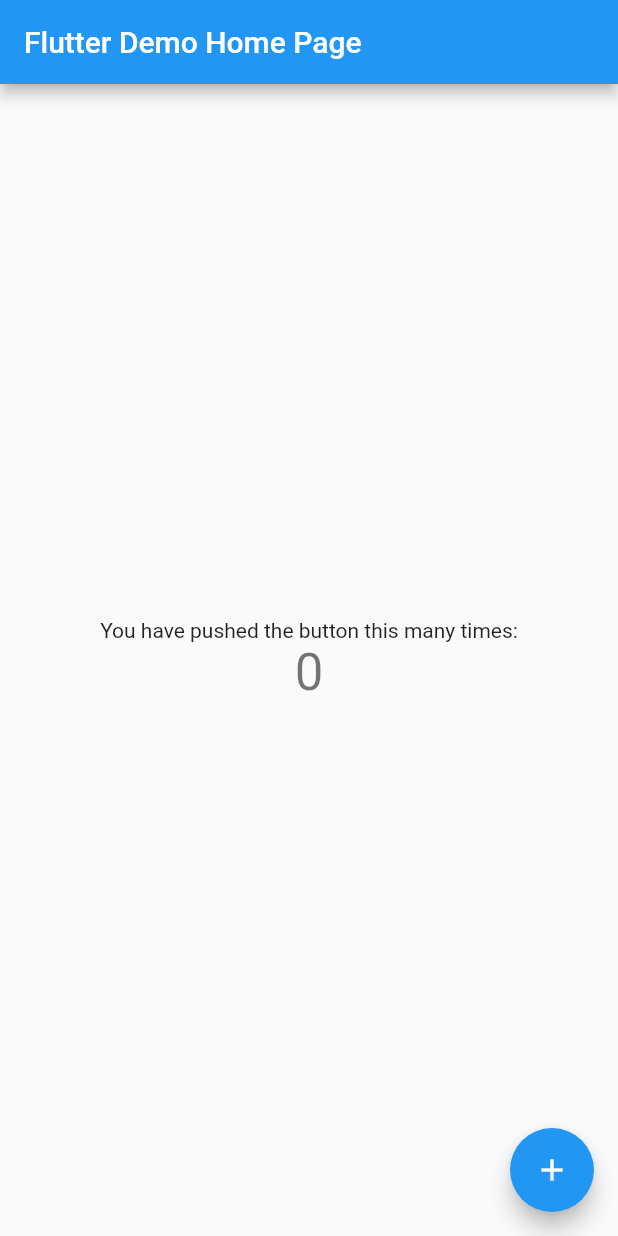
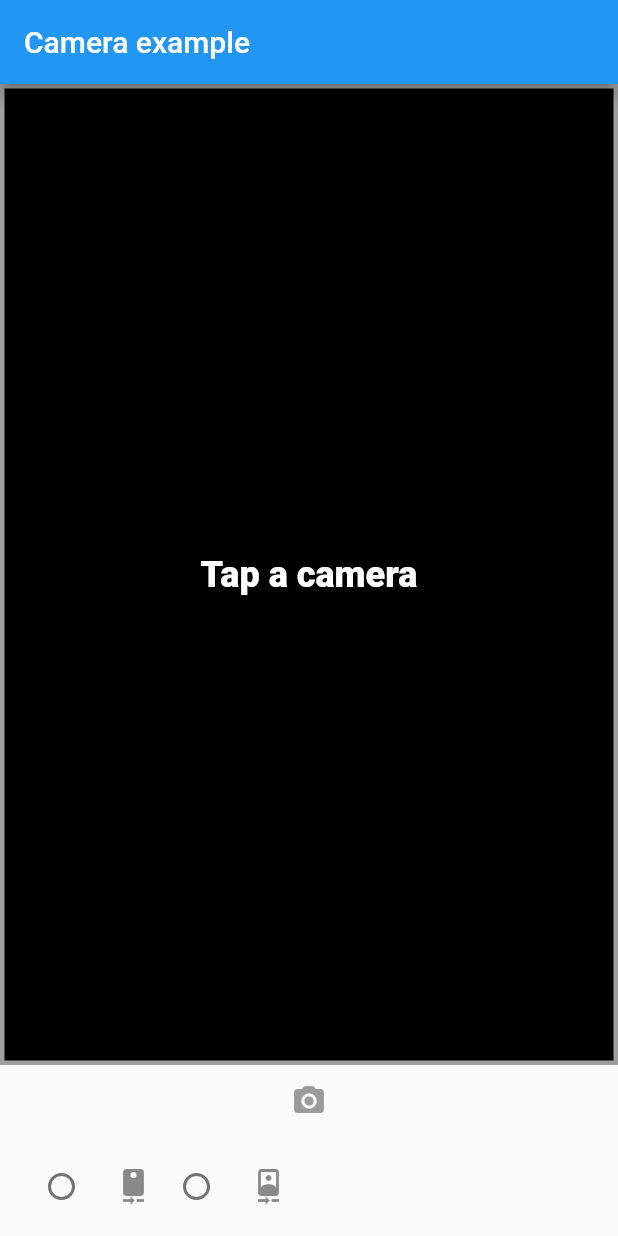
Before and after one commit to mbs99/docscanner, a Flutter app: the screen it shows after launch, on a phone screen of 412 x 824 dp. Run offline on Flutter 3.47's test engine with Material 2 defaults, Android fonts, the phone set to English and light mode, and no system bars; our stand-ins replace camera.

Commit message:
basic camera impl

```diff
--- /dev/null
+++ b/lib/camera.dart
@@ -0,0 +1,244 @@
+import 'dart:async';
+import 'dart:io';
+
+import 'package:camera/camera.dart';
+import 'package:flutter/material.dart';
+import 'package:scanner/log.dart';
+import 'package:path_provider/path_provider.dart';
+
+class CameraWidget extends StatefulWidget {
+
+  final List<CameraDescription> cameras;
+
+  CameraWidget({Key key, @required this.cameras}) : super(key:key);
+
+  @override
+  CameraWidgetState createState() {
+    return CameraWidgetState();
+  }
+}
+
+/// Returns a suitable camera icon for [direction].
+IconData getCameraLensIcon(CameraLensDirection direction) {
+  switch (direction) {
+    case CameraLensDirection.back:
+      return Icons.camera_rear;
+    case CameraLensDirection.front:
+      return Icons.camera_front;
+    case CameraLensDirection.external:
+      return Icons.camera;
+  }
+  throw ArgumentError('Unknown lens direction');
+}
+
+class CameraWidgetState extends State<CameraWidget> {
+  CameraController controller;
+  String imagePath;
+
+  final GlobalKey<ScaffoldState> _scaffoldKey = GlobalKey<ScaffoldState>();
+
+  @override
+  Widget build(BuildContext context) {
+    return Scaffold(
+      key: _scaffoldKey,
+      appBar: AppBar(
+        title: const Text('Camera example'),
+      ),
+      body: Column(
+        children: <Widget>[
+          Expanded(
+            child: Container(
+              child: Padding(
+                padding: const EdgeInsets.all(1.0),
+                child: Center(
+                  child: _cameraPreviewWidget(),
+                ),
+              ),
+              decoration: BoxDecoration(
+                color: Colors.black,
+                border: Border.all(
+                  color: controller != null && controller.value.isRecordingVideo
+                      ? Colors.redAccent
+                      : Colors.grey,
+                  width: 3.0,
+                ),
+              ),
+            ),
+          ),
+          _captureControlRowWidget(),
+          Padding(
+            padding: const EdgeInsets.all(5.0),
+            child: Row(
+              mainAxisAlignment: MainAxisAlignment.start,
+              children: <Widget>[
+                _cameraTogglesRowWidget(),
+                _thumbnailWidget(),
+              ],
+            ),
+          ),
+        ],
+      ),
+    );
+  }
+
+  /// Display the preview from the camera (or a message if the preview is not available).
+  Widget _cameraPreviewWidget() {
+    if (controller == null || !controller.value.isInitialized) {
+      return const Text(
+        'Tap a camera',
+        style: TextStyle(
+          color: Colors.white,
+          fontSize: 24.0,
+          fontWeight: FontWeight.w900,
+        ),
+      );
+    } else {
+      return AspectRatio(
+        aspectRatio: controller.value.aspectRatio,
+        child: CameraPreview(controller),
+      );
+    }
+  }
+
+  /// Display the thumbnail of the captured image or video.
+  Widget _thumbnailWidget() {
+    return Expanded(
+      child: Align(
+        alignment: Alignment.centerRight,
+        child: imagePath == null ? null : Image.file(File(imagePath)
+              ),
+      )
+    );
+  }
+
+  /// Display the control bar with buttons to take pictures and record videos.
+  Widget _captureControlRowWidget() {
+    return Row(
+      mainAxisAlignment: MainAxisAlignment.spaceEvenly,
+      mainAxisSize: MainAxisSize.max,
+      children: <Widget>[
+        IconButton(
+          icon: const Icon(Icons.camera_alt),
+          color: Colors.blue,
+          onPressed: controller != null &&
+                  controller.value.isInitialized &&
+                  !controller.value.isRecordingVideo
+              ? onTakePictureButtonPressed
+              : null,
+        )
+      ],
+    );
+  }
+
+  /// Display a row of toggle to select the camera (or a message if no camera is available).
+  Widget _cameraTogglesRowWidget() {
+    final List<Widget> toggles = <Widget>[];
+
+    if (widget.cameras.isEmpty) {
+      return const Text('No camera found');
+    } else {
+      for (CameraDescription cameraDescription in widget.cameras) {
+        toggles.add(
+          SizedBox(
+            width: 90.0,
+            child: RadioListTile<CameraDescription>(
+              title: Icon(getCameraLensIcon(cameraDescription.lensDirection)),
+              groupValue: controller?.description,
+              value: cameraDescription,
+              onChanged: controller != null && controller.value.isRecordingVideo
+                  ? null
+                  : onNewCameraSelected,
+            ),
+          ),
+        );
+      }
+    }
+
+    return Row(children: toggles);
+  }
+
+  String timestamp() => DateTime.now().millisecondsSinceEpoch.toString();
+
+  void showInSnackBar(String message) {
+    _scaffoldKey.currentState.showSnackBar(SnackBar(content: Text(message)));
+  }
+
+  void onNewCameraSelected(CameraDescription cameraDescription) async {
+    if (controller != null) {
+      await controller.dispose();
+    }
+    controller = CameraController(cameraDescription, ResolutionPreset.high);
+
+    // If the controller is updated then update the UI.
+    controller.addListener(() {
+      if (mounted) setState(() {});
+      if (controller.value.hasError) {
+        showInSnackBar('Camera error ${controller.value.errorDescription}');
+      }
+    });
+
+    try {
+      await controller.initialize();
+    } on CameraException catch (e) {
+      _showCameraException(e);
+    }
+
+    if (mounted) {
+      setState(() {});
+    }
+  }
+
+  void onTakePictureButtonPressed() {
+    takePicture().then((String filePath) {
+      if (mounted) {
+        setState(() {
+          imagePath = filePath;
+        });
+        if (filePath != null) showInSnackBar('Picture saved to $filePath');
+      }
+    });
+  }
+
+  Future<String> takePicture() async {
+    if (!controller.value.isInitialized) {
+      showInSnackBar('Error: select a camera first.');
+      return null;
+    }
+    final Directory extDir = await getApplicationDocumentsDirectory();
+    final String dirPath = '${extDir.path}/Pictures/flutter_test';
+    await Directory(dirPath).create(recursive: true);
+    final String filePath = '$dirPath/${timestamp()}.jpg';
+
+    if (controller.value.isTakingPicture) {
+      // A capture is already pending, do nothing.
+      return null;
+    }
+
+    try {
+      await controller.takePicture(filePath);
+    } on CameraException catch (e) {
+      _showCameraException(e);
+      return null;
+    }
+    return filePath;
+  }
+
+  void _showCameraException(CameraException e) {
+    logError(e.code, e.description);
+    showInSnackBar('Error: ${e.code}\n${e.description}');
+  }
+}
+
+class CameraApp extends StatelessWidget {
+
+  final List<CameraDescription> cameras;
+
+  CameraApp({Key key, @required this.cameras}) : super(key: key);
+
+  @override
+  Widget build(BuildContext context) {
+    return MaterialApp(
+      home: CameraWidget(cameras: this.cameras),
+    );
+  }
+}
--- /dev/null
+++ b/lib/log.dart
@@ -0,0 +1,2 @@
+void logError(String code, String message) =>
+    print('Error: $code\nError Message: $message');
--- a/pubspec.yaml
+++ b/pubspec.yaml
@@ -21,6 +21,7 @@ dependencies:
   cupertino_icons: ^0.1.2
   camera:
   image:
+  path_provider:
 
 dev_dependencies:
   flutter_test:
```
Also changed, not shown: lib/main.dart (+15 -1 lines).
